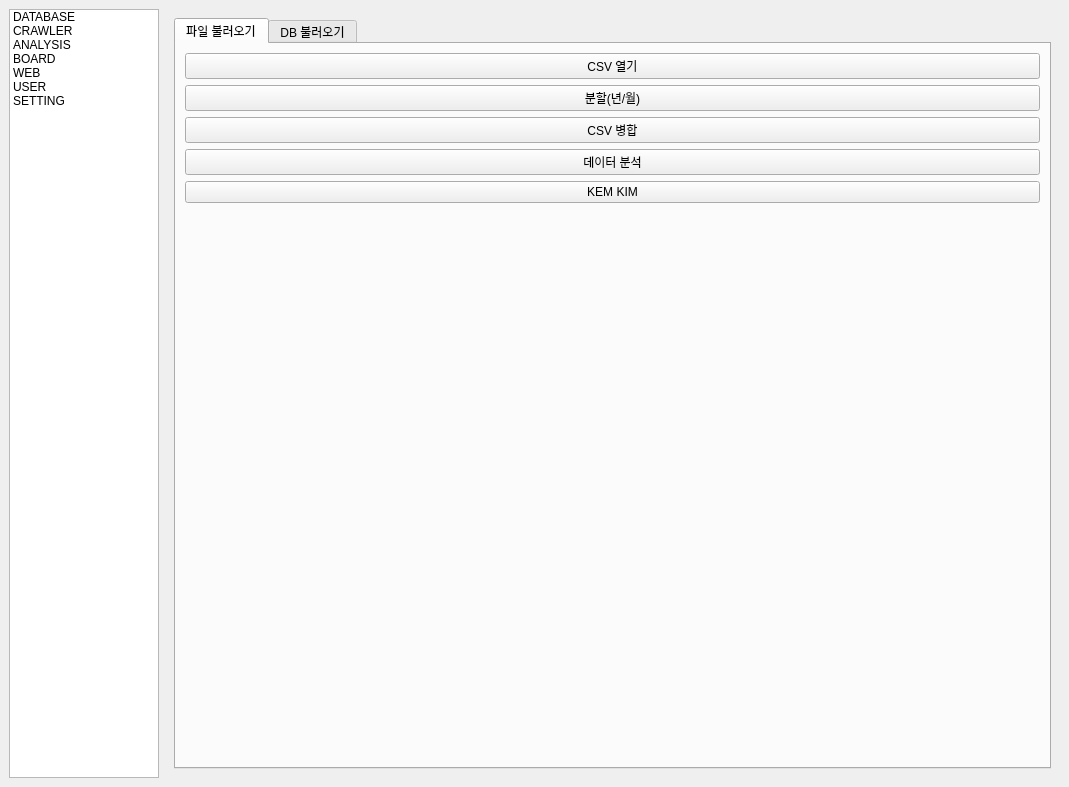
yojun313/knpu, file MANAGER/source/BIGMACLAB_MANAGER_GUI.ui: the form before one commit.
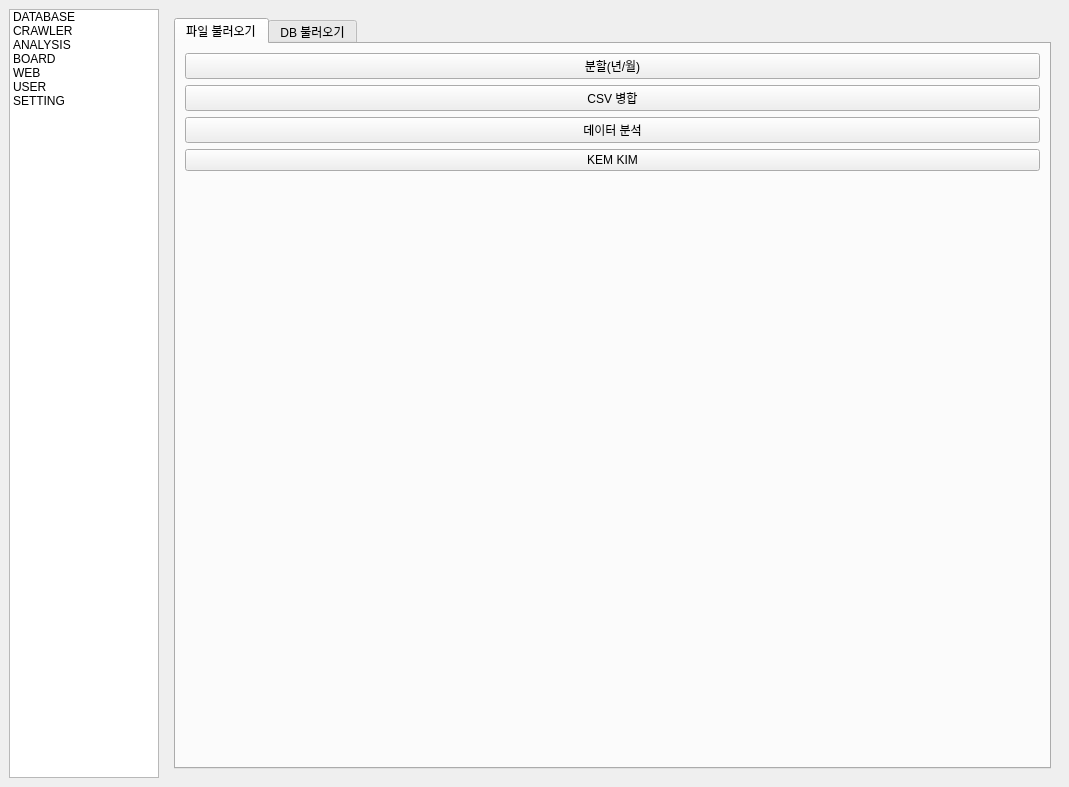
The form after the commit. The open tabs and pages were chosen to show the change.

What changed in the file:
```diff
--- a/MANAGER/source/BIGMACLAB_MANAGER_GUI.ui
+++ b/MANAGER/source/BIGMACLAB_MANAGER_GUI.ui
@@ -182,14 +182,7 @@
               <item>
                <layout class="QVBoxLayout" name="verticalLayout_5">
                 <item>
-                 <widget class="QPushButton" name="dataprocess_tab2_opencsv_button">
-                  <property name="text">
-                   <string>CSV 열기</string>
-                  </property>
-                 </widget>
-                </item>
-                <item>
-                 <widget class="QPushButton" name="dataprocess_tab2_timesplit_button">
+                 <widget class="QPushButton" name="analysis_timesplitfile_btn">
                   <property name="text">
                    <string>분할(년/월)</string>
                   </property>
```
Left out of the diff: 18 changed lines with no effect on the pictures.
